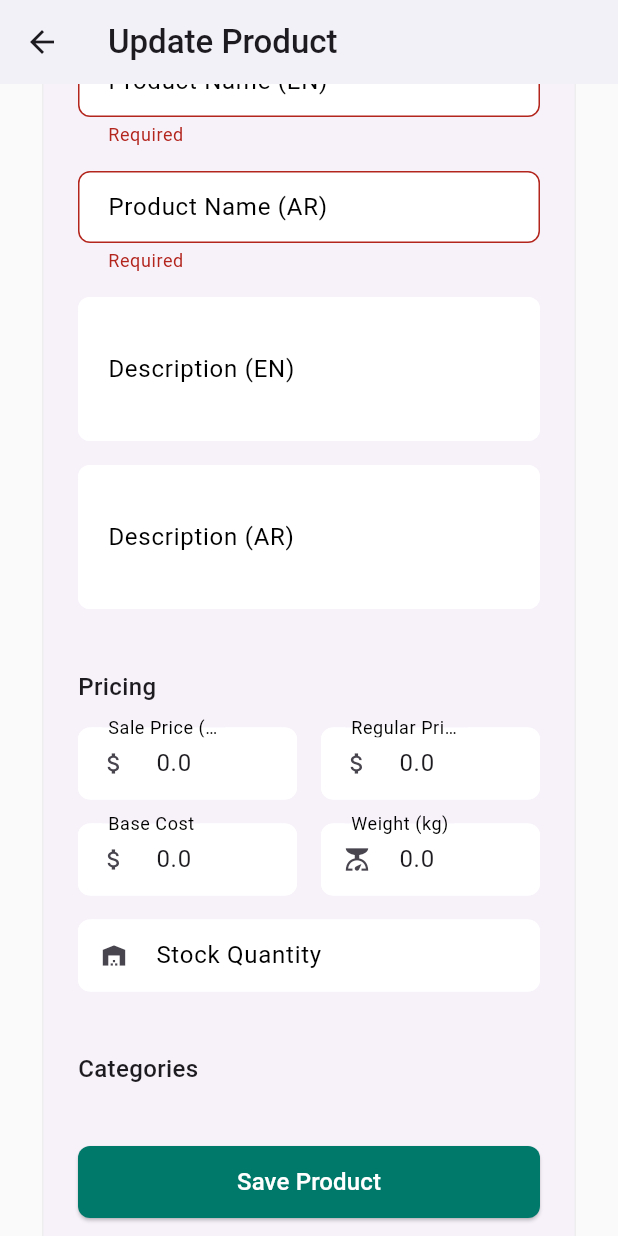
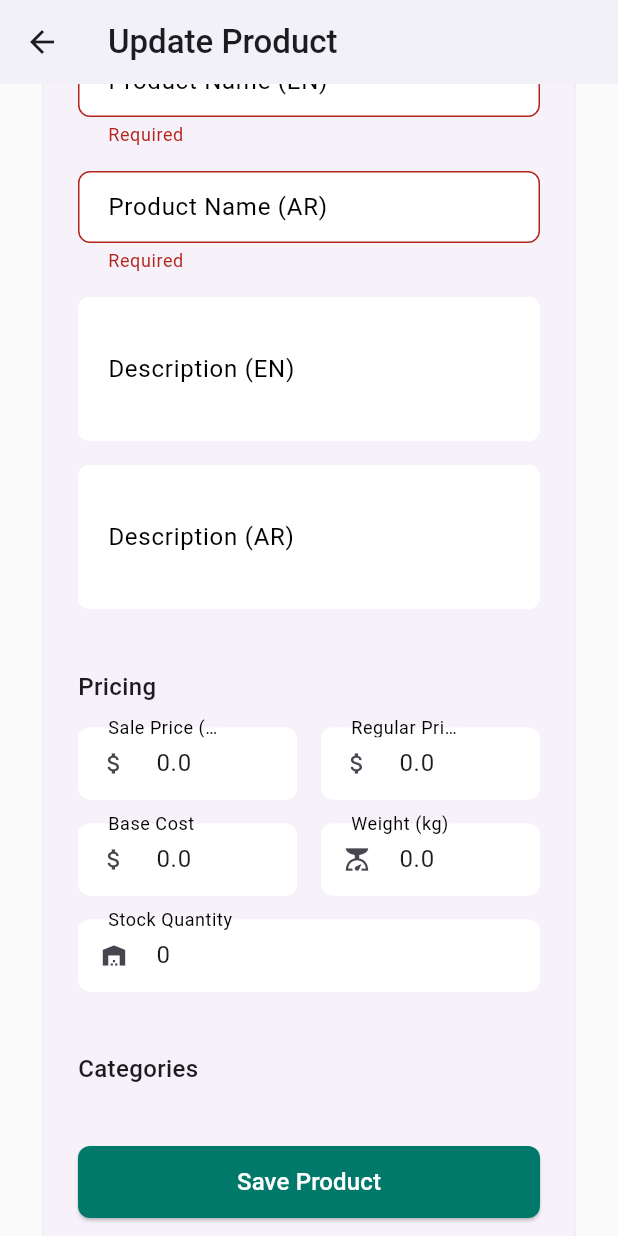
Before and after one commit to JUNAIDRASHID-Git/trendy_admin, a Flutter app: the EditProductPage screen opened directly with empty values, scrolled down 436 dp, after a tap on "Save Product", on a phone screen of 412 x 824 dp. Run offline on Flutter 3.47's test engine with Material 3 defaults, Android fonts, the phone set to English and light mode, and no system bars; our stand-ins replace audioplayers, bloc, cached_network_image, file_picker, firebase_auth, firebase_core and 3 more; missing offline and left inert: dart:html, universal_html; accounts and stored records are empty; network calls fail.

Commit message:
some bugs solved and did some improvements

```diff
--- a/lib/core/const/const.dart
+++ b/lib/core/const/const.dart
@@ -2,7 +2,8 @@
 
 // Replace this with your production backend URL when deployed
 // const String baseHost = "http://localhost:8080";
-const baseHost = "https://trendybacked-5p38.onrender.com";
+// const baseHost = "https://trendybacked-5p38.onrender.com";
+const baseHost = "https://api.trendy-c.com";
 // const String baseHost = "https://trendybacked.onrender.com";
 
 // ────────────── Authentication ──────────────
--- a/lib/main.dart
+++ b/lib/main.dart
@@ -31,7 +31,7 @@ void main() async {
   );
 
   OrderAlertService().start(
-    "wss://trendybacked-5p38.onrender.com/orders/ws/orders",
+    "wss://api.trendy-c.com/orders/ws/orders",
     navigatorKey,
   );
 
--- a/lib/presentation/pages/product/pages/edit/edit_prodoct.dart
+++ b/lib/presentation/pages/product/pages/edit/edit_prodoct.dart
@@ -50,6 +50,7 @@ class _EditProductPageState extends State<EditProductPage> {
     regularPriceController.text = widget.product.regularPrice.toString();
     baseCostController.text = widget.product.baseCost.toString();
     weightController.text = widget.product.weight.toString();
+    stockController.text = widget.product.stock.toString();
     loadCategories();
     selectedCategories.addAll(widget.product.categories);
   }
@@ -453,6 +454,40 @@ class _EditProductPageState extends State<EditProductPage> {
                                   child: ElevatedButton(
                                     onPressed: () {
                                       if (_formKey.currentState!.validate()) {
+                                        final salePrice = double.tryParse(
+                                          salePriceController.text,
+                                        );
+                                        final regularPrice = double.tryParse(
+                                          regularPriceController.text,
+                                        );
+                                        final baseCost = double.tryParse(
+                                          baseCostController.text,
+                                        );
+                                        final weight = double.tryParse(
+                                          weightController.text,
+                                        );
+                                        final stock = int.tryParse(
+                                          stockController.text,
+                                        );
+
+                                        if (salePrice == null ||
+                                            regularPrice == null ||
+                                            baseCost == null ||
+                                            weight == null ||
+                                            stock == null) {
+                                          ScaffoldMessenger.of(
+                                            context,
+                                          ).showSnackBar(
+                                            SnackBar(
+                                              content: Text(
+                                                'Please enter valid numbers.',
+                                              ),
+                                              backgroundColor: Colors.red,
+                                            ),
+                                          );
+                                          return;
+                                        }
+
                                         context.read<ProductBloc>().add(
                                           ProductUpdateEvent(
                                             int.parse(
@@ -465,21 +500,11 @@ class _EditProductPageState extends State<EditProductPage> {
                                                   descriptionENController.text,
                                               arDescription:
                                                   descriptionARController.text,
-                                              salePrice: double.parse(
-                                                salePriceController.text,
-                                              ),
-                                              regularPrice: double.parse(
-                                                regularPriceController.text,
-                                              ),
-                                              baseCost: double.parse(
-                                                baseCostController.text,
-                                              ),
-                                              weight: double.parse(
-                                                weightController.text,
-                                              ),
-                                              stock: int.parse(
-                                                stockController.text,
-                                              ),
+                                              salePrice: salePrice,
+                                              regularPrice: regularPrice,
+                                              baseCost: baseCost,
+                                              weight: weight,
+                                              stock: stock,
                                               categories: selectedCategories,
                                               createdAt:
                                                   widget.product.createdAt,
@@ -491,7 +516,6 @@ class _EditProductPageState extends State<EditProductPage> {
 
                                         Navigator.pop(context);
 
-                                        // Submit logic here
                                         ScaffoldMessenger.of(
                                           context,
                                         ).showSnackBar(
@@ -504,6 +528,7 @@ class _EditProductPageState extends State<EditProductPage> {
                                         );
                                       }
                                     },
+
                                     style: ElevatedButton.styleFrom(
                                       backgroundColor: AppColors.primary,
                                       shape: RoundedRectangleBorder(
--- a/lib/presentation/pages/users/users.dart
+++ b/lib/presentation/pages/users/users.dart
@@ -1,3 +1,4 @@
+import 'package:admin_pannel/core/const/const.dart';
 import 'package:admin_pannel/presentation/pages/users/widgets/usercart/bloc/usercart_bloc.dart';
 import 'package:admin_pannel/presentation/pages/users/widgets/usercart/bloc/usercart_event.dart';
 import 'package:admin_pannel/presentation/pages/users/widgets/usercart/bloc/usercart_state.dart';
@@ -597,7 +598,7 @@ class _UsersPageState extends State<UsersPage> {
               child: ClipRRect(
                 borderRadius: BorderRadius.circular(8),
                 child: Image.network(
-                  item.productImage,
+                  baseHost + item.productImage,
                   width: 64,
                   height: 64,
                   fit: BoxFit.cover,
--- a/pubspec.yaml
+++ b/pubspec.yaml
@@ -56,6 +56,8 @@ dependencies:
   flutter_doc_scanner: ^0.0.16
   permission_handler: ^12.0.1
   open_filex: ^4.7.0
+  flutter_cache_manager: ^3.4.1
+  cached_network_image: ^3.4.1
 
 
 dev_dependencies:
```
Also changed, not shown: lib/presentation/pages/product/widgets/data_table/data_table.dart (+60 -36 lines), pubspec.lock, 1 other file.
